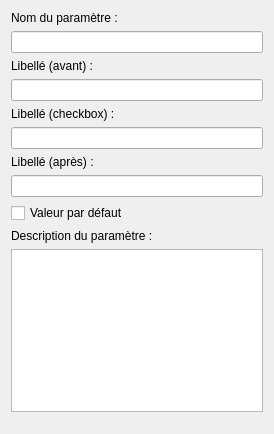
Old version of the form stepcreatorv2/parameters/widgets/widgetemptyline.ui in the repository computree/computree-v3.
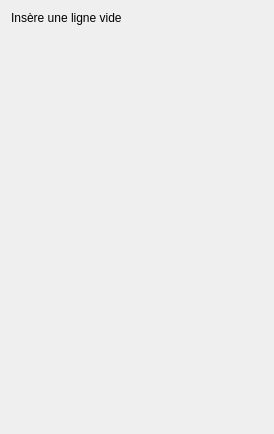
New version of the form.

The edit to the form file:
```diff
--- a/stepcreatorv2/parameters/widgets/widgetemptyline.ui
+++ b/stepcreatorv2/parameters/widgets/widgetemptyline.ui
@@ -23,64 +23,7 @@
    <item>
     <widget class="QLabel" name="label">
      <property name="text">
-      <string>Nom du paramètre :</string>
-     </property>
-    </widget>
-   </item>
-   <item>
-    <widget class="QLineEdit" name="alias"/>
-   </item>
-   <item>
-    <widget class="QLabel" name="label_2">
-     <property name="text">
-      <string>Libellé (avant) :</string>
-     </property>
-    </widget>
-   </item>
-   <item>
-    <widget class="QLineEdit" name="libBefore"/>
-   </item>
-   <item>
-    <widget class="QLabel" name="label_5">
-     <property name="text">
-      <string>Libellé (checkbox) :</string>
-     </property>
-    </widget>
-   </item>
-   <item>
-    <widget class="QLineEdit" name="libCheckbox"/>
-   </item>
-   <item>
-    <widget class="QLabel" name="label_4">
-     <property name="text">
-      <string>Libellé (après) :</string>
-     </property>
-    </widget>
-   </item>
-   <item>
-    <widget class="QLineEdit" name="libAfter"/>
-   </item>
-   <item>
-    <widget class="QCheckBox" name="defaultValue">
-     <property name="text">
-      <string>Valeur par défaut</string>
-     </property>
-    </widget>
-   </item>
-   <item>
-    <widget class="QLabel" name="label_3">
-     <property name="text">
-      <string>Description du paramètre :</string>
-     </property>
-    </widget>
-   </item>
-   <item>
-    <widget class="QPlainTextEdit" name="description">
-     <property name="sizePolicy">
-      <sizepolicy hsizetype="Preferred" vsizetype="Expanding">
-       <horstretch>0</horstretch>
-       <verstretch>0</verstretch>
-      </sizepolicy>
+      <string>Insère une ligne vide</string>
      </property>
     </widget>
    </item>
```
